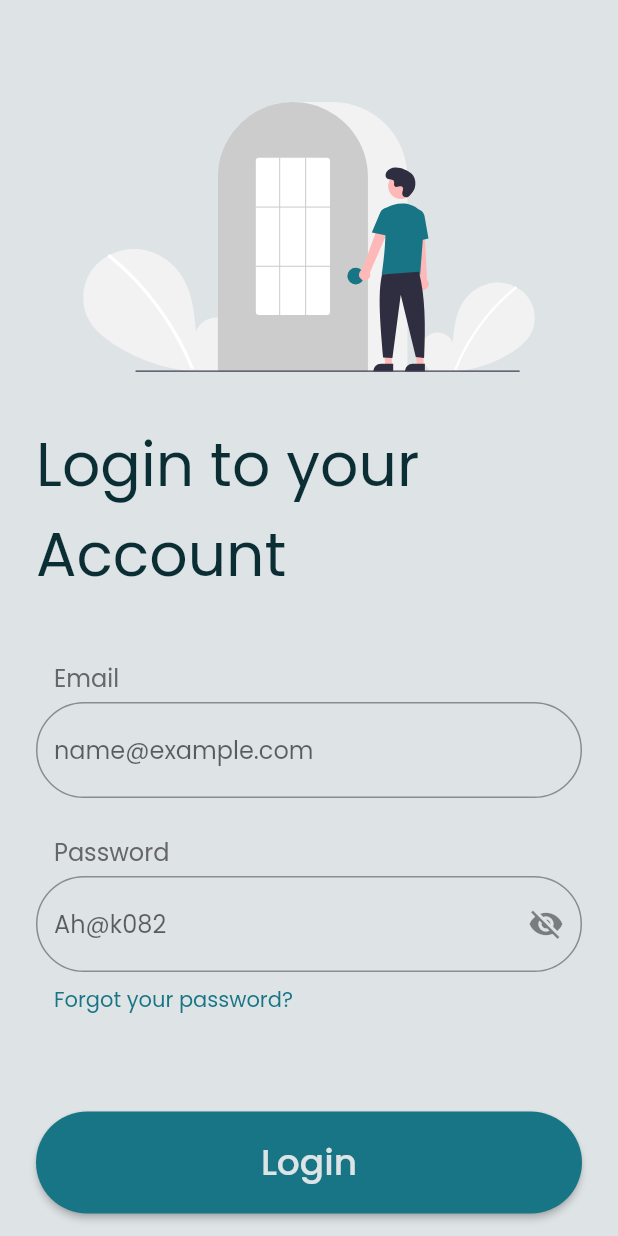
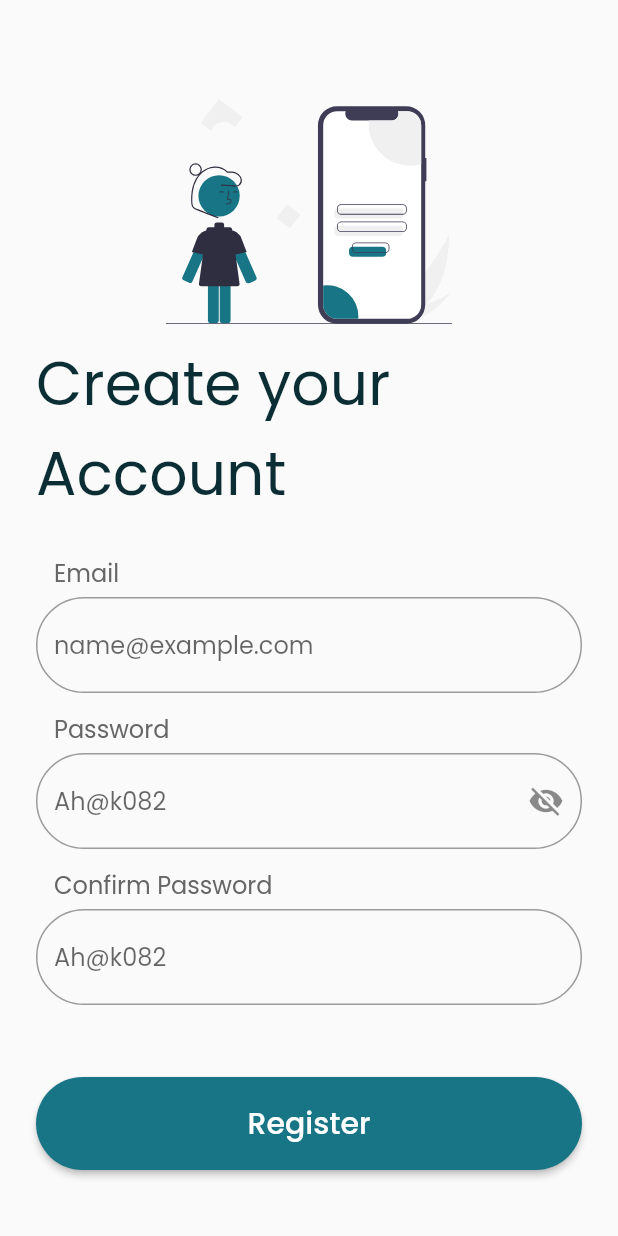
Before and after one commit to RashadGhassan/ToDo-List-Project, a Flutter app: the screen it shows after launch, on a phone screen of 412 x 824 dp. Run offline on Flutter 3.47's test engine with Material 2 defaults, Android fonts, the phone set to English and light mode, and no system bars; our stand-ins replace flutter_svg.

Commit message:
registration page done

```diff
--- a/lib/main.dart
+++ b/lib/main.dart
@@ -1,6 +1,7 @@
 import 'package:flutter/material.dart';
 import 'package:flutter/services.dart';
 import 'package:to_do_list/screens/login_screen.dart';
+import 'package:to_do_list/screens/register_screen.dart';
 import 'package:to_do_list/screens/welcome_screen.dart';
 
 void main() {
@@ -23,7 +24,7 @@ class MyApp extends StatelessWidget {
             ),
       ),
       title: "To Do List Application",
-      home: LoginPage(),
+      home: RegistrationPage(),
     );
   }
 }
--- /dev/null
+++ b/lib/screens/register_screen.dart
@@ -0,0 +1,266 @@
+import 'package:flutter/material.dart';
+import 'package:flutter_svg/flutter_svg.dart';
+
+class RegistrationPage extends StatelessWidget {
+  const RegistrationPage({super.key});
+
+  @override
+  Widget build(BuildContext context) {
+    return Scaffold(
+      appBar: AppBar(
+        elevation: 0,
+        backgroundColor: Colors.transparent,
+      ),
+      body: Registration(),
+    );
+  }
+}
+
+class Registration extends StatefulWidget {
+  const Registration({super.key});
+
+  @override
+  State<Registration> createState() => _RegistrationState();
+}
+
+var _formKey = GlobalKey<FormState>();
+bool _passwordVisible = false;
+dynamic pass = "";
+
+class _RegistrationState extends State<Registration> {
+  //changed dateTime variable
+  dynamic _dayTime = "Date Of Birth";
+
+  //changed dateTime function
+  void _showDatePicker() {
+    print("hello");
+    showDatePicker(
+      context: context,
+      initialDate: DateTime(2005),
+      firstDate: DateTime(1923),
+      lastDate: DateTime.utc(2005, 12, 31),
+      errorInvalidText: "Invalid Date",
+    ).then((value) {
+      setState(() {
+        _dayTime =
+            "${value!.day.toString()}/${value.month.toString()}/${value.year.toString()}";
+      });
+    });
+  }
+
+  @override
+  Widget build(BuildContext context) {
+    return Form(
+      key: _formKey,
+      child: ListView(
+        children: [
+          SizedBox(
+            height: 10,
+          ),
+          Container(
+            child: SvgPicture.asset("assets/images/register.svg"),
+            height: 150,
+          ),
+          SizedBox(
+            height: 10,
+          ),
+          Padding(
+            padding: const EdgeInsets.only(left: 24.0),
+            child: Text(
+              "Create your Account",
+              style: TextStyle(
+                fontSize: 40,
+                color: Color(0xff0b2e35),
+              ),
+            ),
+          ),
+          Padding(
+            padding: EdgeInsets.all(24.0),
+            child: RegistrationForm(),
+          ),
+          Padding(
+            padding: const EdgeInsets.all(24.0),
+            child: RegistrationButton(),
+          ),
+        ],
+      ),
+    );
+  }
+}
+
+class RegistrationForm extends StatefulWidget {
+  const RegistrationForm({super.key});
+
+  @override
+  State<RegistrationForm> createState() => _RegistrationFormState();
+}
+
+class _RegistrationFormState extends State<RegistrationForm> {
+  @override
+  Widget build(BuildContext context) {
+    return Column(
+      children: [
+        Column(
+          crossAxisAlignment: CrossAxisAlignment.start,
+          children: [
+            Padding(
+              padding: EdgeInsets.only(bottom: 4.0, left: 12),
+              child: Text(
+                "Email",
+                style: TextStyle(
+                  color: Color(0xff666666),
+                  fontSize: 16,
+                  // fontWeight: FontWeight.w600,
+                ),
+              ),
+            ),
+            TextFormField(
+              validator: (value) {
+                if (value!.isEmpty) {
+                  return "Field Required!";
+                }
+                if (!(value.contains('@') && value.contains(".com"))) {
+                  return "Invalid Email!";
+                }
+              },
+              decoration: InputDecoration(
+                //hintText: "Enter your name", // this goes away when writing
+                //labelText: "Enter your name", // this goes to the top
+                hintText: "name@example.com",
+                border: OutlineInputBorder(
+                  borderRadius: BorderRadius.all(Radius.circular(50)),
+                ),
+              ),
+            ),
+          ],
+        ),
+        SizedBox(
+          height: 12,
+        ),
+        Column(
+          crossAxisAlignment: CrossAxisAlignment.start,
+          children: [
+            Padding(
+              padding: EdgeInsets.only(bottom: 4.0, left: 12),
+              child: Text(
+                "Password",
+                style: TextStyle(
+                  color: Color(0xff666666),
+                  fontSize: 16,
+                  // fontWeight: FontWeight.w600,
+                ),
+              ),
+            ),
+            TextFormField(
+              validator: (value) {
+                pass = value;
+                if (value!.isEmpty) {
+                  return "Field Required!";
+                }
+                if (value.length < 8) {
+                  return "Password must be 8 Characters Long";
+                }
+                RegExp regex = RegExp(r'^(?=.*?[0-9])(?=.*?[!@#\$&*~]).{8,}$');
+                bool flag = true;
+                if (!regex.hasMatch(value)) {
+                  return "Password must contain at least one special character, and atleast one number";
+                }
+              },
+              keyboardType: TextInputType.visiblePassword,
+              obscureText: !_passwordVisible,
+              decoration: InputDecoration(
+                errorMaxLines: 4,
+                suffixIcon: IconButton(
+                  icon: Icon(
+                    _passwordVisible ? Icons.visibility : Icons.visibility_off,
+                  ),
+                  onPressed: () {
+                    setState(() {
+                      _passwordVisible = !_passwordVisible;
+                    });
+                  },
+                ),
+                //hintText: "Enter your name", // this goes away when writing
+                //labelText: "Enter your name", // this goes to the top
+                hintText: "Ah@k082",
+                border: OutlineInputBorder(
+                  borderRadius: BorderRadius.all(Radius.circular(50)),
+                ),
+              ),
+            ),
+          ],
+        ),
+        SizedBox(height: 12),
+        Column(
+          crossAxisAlignment: CrossAxisAlignment.start,
+          children: [
+            Padding(
+              padding: EdgeInsets.only(bottom: 4.0, left: 12),
+              child: Text(
+                "Confirm Password",
+                style: TextStyle(
+                  color: Color(0xff666666),
+                  fontSize: 16,
+                ),
+              ),
+            ),
+            TextFormField(
+              validator: (value) {
+                if (value!.isEmpty) {
+                  return "Field Required!";
+                }
+                if (value != pass) {
+                  return "Password not Matched";
+                }
+              },
+              keyboardType: TextInputType.visiblePassword,
+              obscureText: true,
+              decoration: InputDecoration(
+                hintText: "Ah@k082",
+                border: OutlineInputBorder(
+                  borderRadius: BorderRadius.all(Radius.circular(50)),
+                ),
+              ),
+            ),
+          ],
+        ),
+      ],
+    );
+  }
+}
+
+class RegistrationButton extends StatelessWidget {
+  const RegistrationButton({super.key});
+
+  @override
+  Widget build(BuildContext context) {
+    return ElevatedButton(
+      style: ElevatedButton.styleFrom(
+        minimumSize: const Size.fromHeight(50),
+        shape: RoundedRectangleBorder(
+          borderRadius: BorderRadius.circular(50),
+        ),
+      ),
+      onPressed: () {
+        if (_formKey.currentState!.validate()) {
+          var sb = SnackBar(
+            content: Text("Logged In"),
+            backgroundColor: Colors.green,
+            duration: Duration(seconds: 2),
+          );
+          ScaffoldMessenger.of(context).showSnackBar(sb);
+        }
+      },
+      child: Padding(
+        padding: const EdgeInsets.all(16.0),
+        child: Text(
+          "Register",
+          style: TextStyle(
+            fontSize: 20,
+            fontWeight: FontWeight.w500,
+          ),
+        ),
+      ),
+    );
+  }
+}
```
Also changed, not shown: assets/images/register.svg (added).
